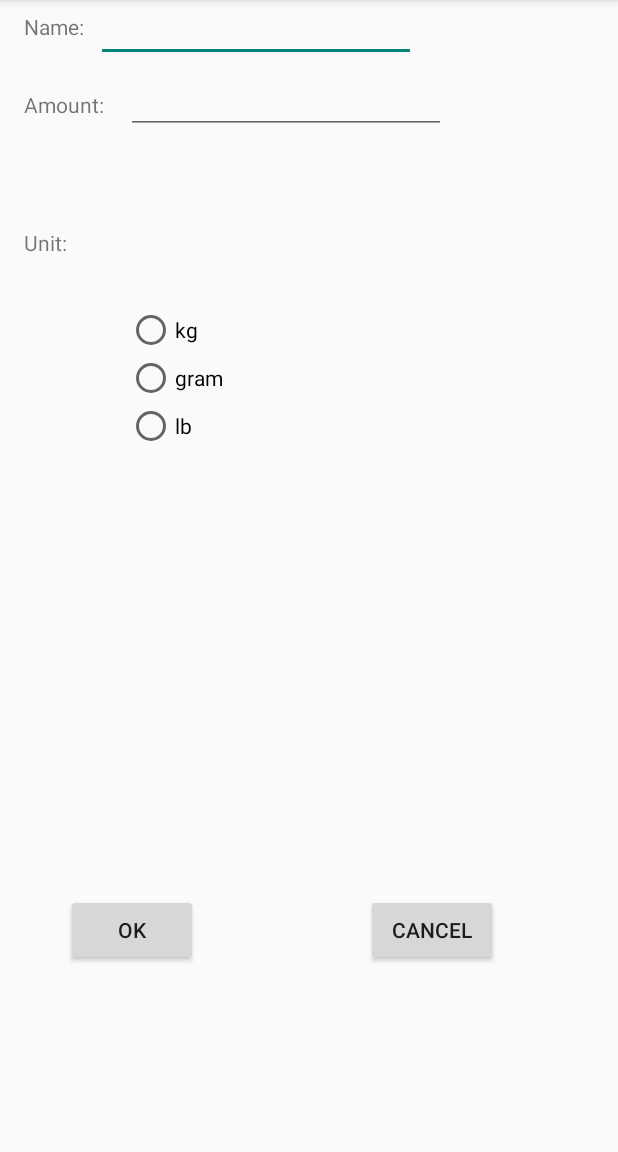
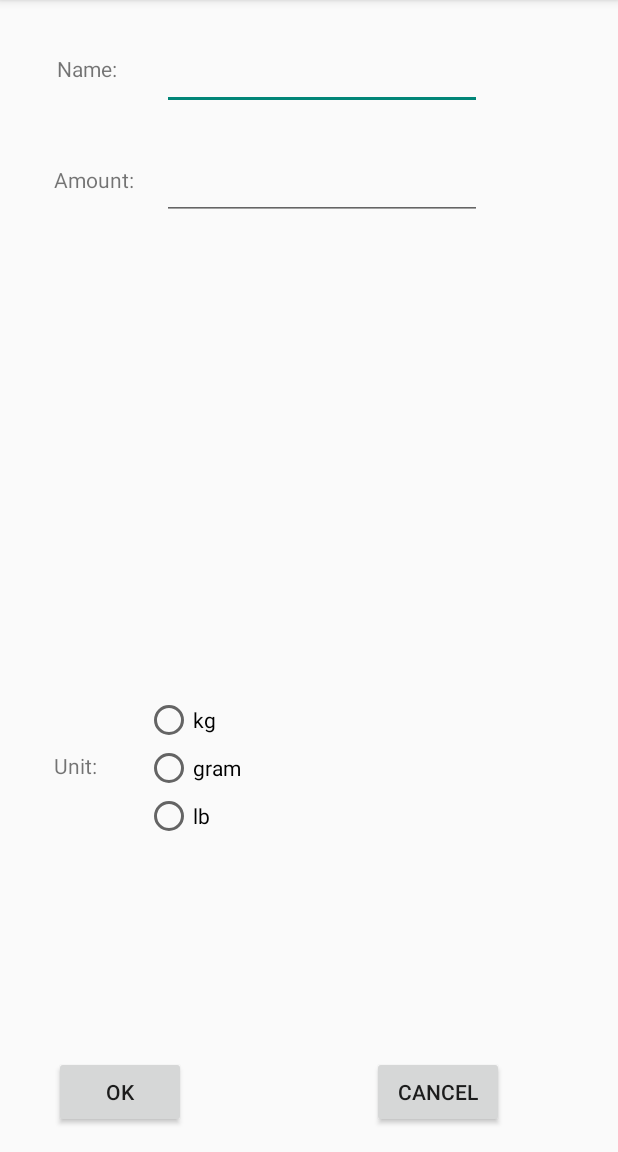
Before and after one commit to saurabhp96/Capstone18, an Android app: the AddEditIngredient screen opened directly, with no data from a screen before it, on a phone screen of 412 x 824 dp, the part 84-1236 px from its top. Run offline under Robolectric (Android 15) with nearby library versions, the phone set to English and light mode, and no system bars.

```diff
--- a/app/src/main/java/com/example/capstone18/capstone/Recipes.java
+++ b/app/src/main/java/com/example/capstone18/capstone/Recipes.java
@@ -47,11 +47,10 @@ public class Recipes extends AppCompatActivity {
 
         // Recipe Button
         Button button = (Button) findViewById(R.id.button);
+        txtString = (TextView)findViewById(R.id.textString);
         // Code here executes on main thread after user presses button
         button.setOnClickListener(new View.OnClickListener() {
             public void onClick(View v) {
-
-                txtString = (TextView)findViewById(R.id.textString);
 
                 // Create URL string
                 String ingredients[] = {"apple, sugar, flour"};
--- a/app/src/main/res/layout/activity_add_edit_ingredient.xml
+++ b/app/src/main/res/layout/activity_add_edit_ingredient.xml
@@ -19,39 +19,39 @@
         android:id="@+id/NameText"
         android:layout_width="50dp"
         android:layout_height="22dp"
-        android:layout_marginStart="16dp"
-        android:layout_marginTop="64dp"
+        android:layout_marginEnd="20dp"
+        android:layout_marginTop="92dp"
         android:enabled="true"
         android:text="Name:"
-        app:layout_constraintStart_toStartOf="parent"
+        app:layout_constraintEnd_toStartOf="@+id/ing_name"
         app:layout_constraintTop_toTopOf="parent" />
 
     <TextView
         android:id="@+id/textView2"
         android:layout_width="wrap_content"
         android:layout_height="wrap_content"
-        android:layout_marginStart="16dp"
-        android:layout_marginTop="116dp"
+        android:layout_marginStart="36dp"
+        android:layout_marginTop="52dp"
         android:text="Amount:"
         app:layout_constraintStart_toStartOf="parent"
-        app:layout_constraintTop_toTopOf="parent" />
+        app:layout_constraintTop_toBottomOf="@+id/NameText" />
 
     <TextView
         android:id="@+id/textView4"
         android:layout_width="wrap_content"
         android:layout_height="wrap_content"
-        android:layout_marginStart="16dp"
-        android:layout_marginTop="208dp"
+        android:layout_marginBottom="184dp"
+        android:layout_marginStart="36dp"
         android:text="Unit:"
-        app:layout_constraintStart_toStartOf="parent"
-        app:layout_constraintTop_toTopOf="parent" />
+        app:layout_constraintBottom_toTopOf="@+id/button_save"
+        app:layout_constraintStart_toStartOf="parent" />
 
     <RadioGroup
         android:id="@+id/radio_group_unit"
         android:layout_width="wrap_content"
         android:layout_height="wrap_content"
-        android:layout_marginBottom="468dp"
-        android:layout_marginStart="40dp"
+        android:layout_marginBottom="208dp"
+        android:layout_marginStart="32dp"
         app:layout_constraintBottom_toBottomOf="parent"
         app:layout_constraintStart_toEndOf="@+id/textView4">
 
@@ -81,30 +81,30 @@
         android:id="@+id/ing_name"
         android:layout_width="wrap_content"
         android:layout_height="wrap_content"
-        android:layout_marginStart="64dp"
-        android:layout_marginTop="52dp"
+        android:layout_marginStart="108dp"
+        android:layout_marginTop="28dp"
         android:ems="10"
         android:inputType="textPersonName"
         app:layout_constraintStart_toStartOf="parent"
-        app:layout_constraintTop_toTopOf="parent" />
+        app:layout_constraintTop_toBottomOf="@+id/add_edit_toolbar" />
 
     <EditText
         android:id="@+id/ing_amount"
         android:layout_width="wrap_content"
         android:layout_height="wrap_content"
-        android:layout_marginStart="84dp"
-        android:layout_marginTop="100dp"
+        android:layout_marginStart="108dp"
+        android:layout_marginTop="28dp"
         android:ems="10"
         android:inputType="numberDecimal"
         app:layout_constraintStart_toStartOf="parent"
-        app:layout_constraintTop_toTopOf="parent" />
+        app:layout_constraintTop_toBottomOf="@+id/ing_name" />
 
     <Button
         android:id="@+id/button_save"
         android:layout_width="wrap_content"
         android:layout_height="wrap_content"
-        android:layout_marginBottom="124dp"
-        android:layout_marginStart="44dp"
+        android:layout_marginBottom="16dp"
+        android:layout_marginStart="36dp"
         android:onClick="savePressed"
         android:text="@android:string/ok"
         app:layout_constraintBottom_toBottomOf="parent"
@@ -114,8 +114,8 @@
         android:id="@+id/button_cancel"
         android:layout_width="wrap_content"
         android:layout_height="wrap_content"
-        android:layout_marginBottom="124dp"
-        android:layout_marginStart="112dp"
+        android:layout_marginBottom="16dp"
+        android:layout_marginStart="124dp"
         android:onClick="cancelPressed"
         android:text="@android:string/no"
         app:layout_constraintBottom_toBottomOf="parent"
```
Also changed, not shown: app/src/main/res/layout/activity_recipe_options.xml (+30 -36 lines).
